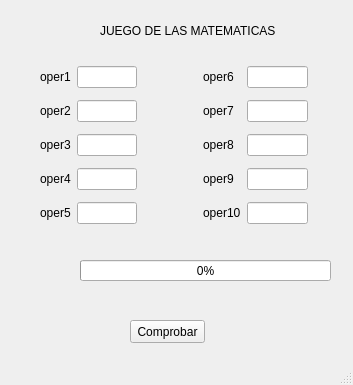
This is 2024-10-15/juegoMatematicas.ui in RubenGaleanoFreijo/DAM-Desarrollo-De-Interfaces as Qt 5 draws it before an edit. The edited form follows.
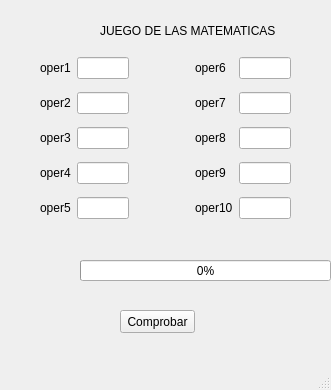
This is the edited form.

Commit message: Apuntes Examen 25/10

The edit to the form file:
```diff
--- a/2024-10-15/juegoMatematicas.ui
+++ b/2024-10-15/juegoMatematicas.ui
@@ -6,8 +6,8 @@
    <rect>
     <x>0</x>
     <y>0</y>
-    <width>353</width>
-    <height>385</height>
+    <width>331</width>
+    <height>390</height>
    </rect>
   </property>
   <property name="windowTitle">
@@ -30,8 +30,8 @@
    <widget class="QPushButton" name="botonComprobar">
     <property name="geometry">
      <rect>
-      <x>130</x>
-      <y>320</y>
+      <x>120</x>
+      <y>310</y>
       <width>75</width>
       <height>23</height>
      </rect>
@@ -57,9 +57,9 @@
     <property name="geometry">
      <rect>
       <x>40</x>
-      <y>60</y>
-      <width>268</width>
-      <height>171</height>
+      <y>50</y>
+      <width>251</width>
+      <height>181</height>
      </rect>
     </property>
     <layout class="QGridLayout" name="gridLayout">
```
Left out of the diff: 152 changed lines with no effect on the pictures. The commit also changes 2 other files.
